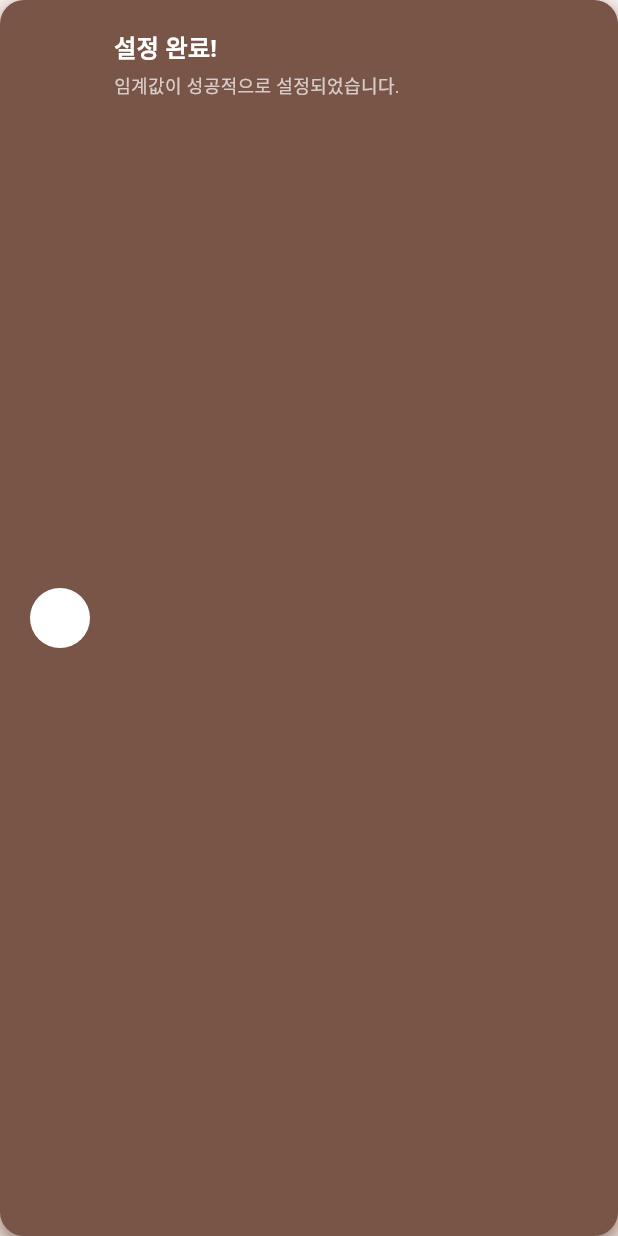
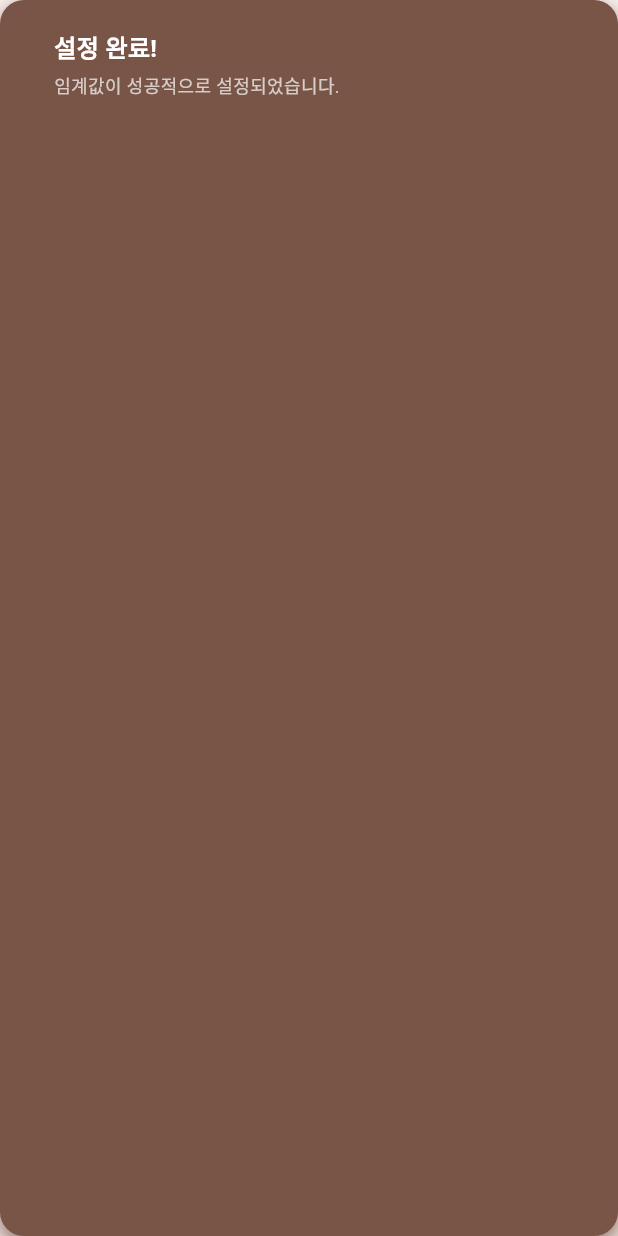
Before and after one commit to doyoon323/BrownSkin-Project, a Flutter app: what buildSuccessCard() shows on an empty page, opened directly, on a phone screen of 412 x 824 dp. Run offline on Flutter 3.47's test engine with Material 3 defaults, Android fonts, the phone set to English and light mode, and no system bars; our stand-ins replace geolocator, google_maps_flutter, image_picker, percent_indicator, shared_preferences; missing offline and left inert: daum_postcode_view; accounts and stored records are empty; network calls fail.

Commit message:
fix : 추가/폐기 오류 설정(weight controller 잔여 문제)

```diff
--- a/lib/pages/admin/setThreshold_admin.dart
+++ b/lib/pages/admin/setThreshold_admin.dart
@@ -99,11 +99,6 @@ class CommonCards {
             ),
             child: Row(
               children: [
-                Container(
-                  padding: const EdgeInsets.all(8),
-                  decoration: BoxDecoration(color: Colors.white, borderRadius: BorderRadius.circular(50)),
-                  child: const Icon(Icons.check_circle, color: Colors.white, size: 24)
-                ),
                 const SizedBox(width: 16),
                 const Expanded(
                   child: Column(
--- a/lib/pages/agriculture/home_agriculture.dart
+++ b/lib/pages/agriculture/home_agriculture.dart
@@ -425,6 +425,8 @@ class AgriHomeState extends State<AgriHome> with TickerProviderStateMixin, Widge
     String? selectedType = type;
     String? selectedByproduct = name;
 
+    weightController.clear();
+
     final result = await showModalBottomSheet<bool>(
       context: context,
       isScrollControlled: true,
```
